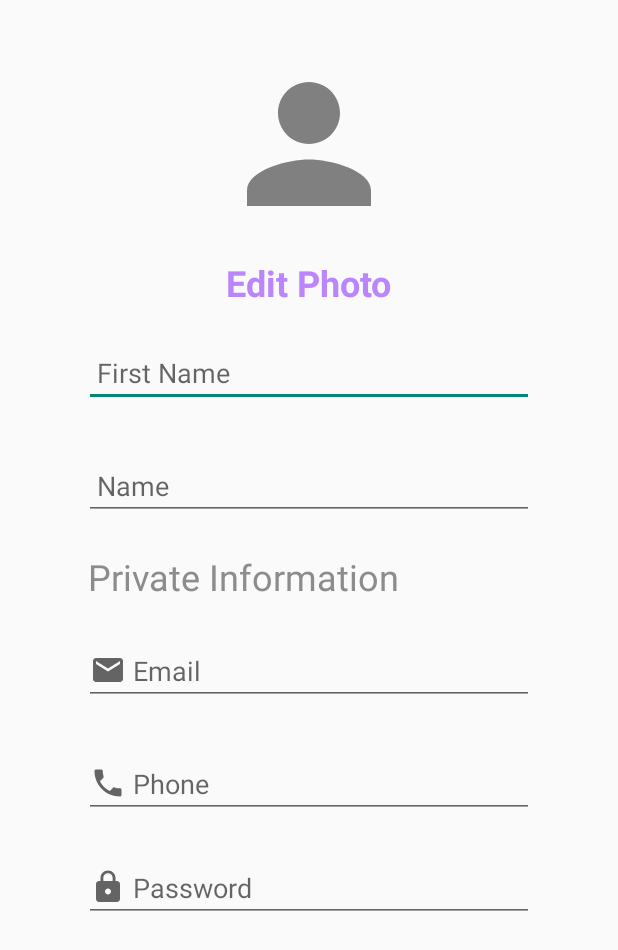
After one commit to MilanaAnarbekova/Android1Lesson1.0, an Android app: the SecondActivity screen opened directly, with no data from a screen before it, on a phone screen of 412 x 824 dp. The commit adds this screen. Shown: the top 950 px of the screen. Run offline under Robolectric (Android 15) with nearby library versions, the phone set to English and light mode, and no system bars; pictures from the network do not load.

Commit message:
Home work#2

```diff
--- a/app/src/main/java/com/example/android1lesson10/MainActivity.java
+++ b/app/src/main/java/com/example/android1lesson10/MainActivity.java
@@ -4,6 +4,7 @@ import androidx.annotation.RequiresApi;
 import androidx.appcompat.app.AppCompatActivity;
 import androidx.core.content.ContextCompat;
 
+import android.content.Intent;
 import android.os.Build;
 import android.os.Bundle;
 import android.text.Editable;
@@ -20,7 +21,7 @@ import com.squareup.picasso.Picasso;
 
 public class MainActivity extends AppCompatActivity {
     private ImageView imageView;
-    private TextInputEditText userName,password;
+    private TextInputEditText userName, password;
     private Button button;
 
 
@@ -30,13 +31,17 @@ public class MainActivity extends AppCompatActivity {
         setContentView(R.layout.activity_main);
 
         imageView = findViewById(R.id.image);
-        button= findViewById(R.id.button);
-        userName= findViewById(R.id.loginET);
-        password =  findViewById(R.id.passwordET);
+        button = findViewById(R.id.button);
+        userName = findViewById(R.id.loginET);
+        password = findViewById(R.id.passwordET);
+
+        goToSecondScreen();
 
         String url = "https://i.pinimg.com/474x/23/ab/a6/23aba60b66ef08174bb7455c4a8a2d2f.jpg";
 
         Glide.with(this).load(url).into(imageView);
+
+
 
         userName.addTextChangedListener(new TextWatcher() {
             @Override
@@ -53,13 +58,30 @@ public class MainActivity extends AppCompatActivity {
             @Override
             public void afterTextChanged(Editable s) {
                 if (userName.getText().toString().length() > 0) {
-                    button.setBackground(ContextCompat.getDrawable(MainActivity.this,R.drawable.color_black));
+                    button.setBackground(ContextCompat.getDrawable(MainActivity.this, R.drawable.color_black));
 
                 } else {
-                    button.setBackground(ContextCompat.getDrawable(MainActivity.this,R.drawable.color_grey));
+                    button.setBackground(ContextCompat.getDrawable(MainActivity.this, R.drawable.color_grey));
                 }
             }
         });
     }
 
+    private void goToSecondScreen() {
+        button.setOnClickListener(v -> {
+            if (password.getText().toString().length() >=6 && userName.getText().toString().length() > 0) {
+
+                button.setOnClickListener(View -> {
+                    Intent intent = new Intent(MainActivity.this, SecondActivity.class);
+                    startActivity(intent);
+                });
+
+            } else {
+                password.setError(getString(R.string.error_password));
+                userName.setError(getString(R.string.error_user_name));
+            }
+        });
+    }
+
+
 }
--- /dev/null
+++ b/app/src/main/java/com/example/android1lesson10/SecondActivity.java
@@ -0,0 +1,70 @@
+package com.example.android1lesson10;
+
+import androidx.annotation.Nullable;
+import androidx.appcompat.app.AppCompatActivity;
+
+import android.Manifest;
+import android.content.Intent;
+import android.content.pm.PackageManager;
+import android.graphics.Bitmap;
+import android.os.Build;
+import android.os.Bundle;
+import android.provider.MediaStore;
+import android.util.Log;
+import android.view.View;
+import android.widget.ImageView;
+import android.widget.TextView;
+
+import com.bumptech.glide.Glide;
+
+public class SecondActivity extends AppCompatActivity {
+
+    private static final int CAMERA = 111;
+    private static final int GALLERY = 222;
+    private ImageView imageViewSecond;
+    private TextView textView;
+
+    @Override
+    protected void onCreate(Bundle savedInstanceState) {
+        super.onCreate(savedInstanceState);
+        setContentView(R.layout.activity_second);
+        imageViewSecond = findViewById(R.id.imageOfSecond);
+        textView = findViewById(R.id.Click_Photo);
+        listenerEditText();
+        listenerPhoto();
+    }
+
+    private void listenerPhoto() {
+    imageViewSecond.setOnClickListener(v -> {
+
+            Intent intent = new Intent(MediaStore.ACTION_IMAGE_CAPTURE);
+            startActivityForResult(intent, CAMERA);
+    });
+    }
+
+    private void listenerEditText() {
+        textView.setOnClickListener(v -> {
+            Intent intent = new Intent();
+            intent.setType("image/*");
+            intent.setAction(Intent.ACTION_PICK);
+            startActivityForResult(intent, GALLERY);
+
+
+        });
+
+        }
+
+    @Override
+    protected void onActivityResult(int requestCode, int resultCode, @Nullable Intent data) {
+        super.onActivityResult(requestCode, resultCode, data);
+        if (requestCode == GALLERY && resultCode == RESULT_OK && data != null) {
+            Glide.with(this).load(data.getData().toString()).circleCrop().into(imageViewSecond);
+        }
+        if (requestCode == CAMERA && resultCode == RESULT_OK && data != null) {
+            Bundle extras = data.getExtras();
+            Bitmap imageBitmap = (Bitmap) extras.get("data");
+            Glide.with(this).load(imageBitmap).circleCrop().into(imageViewSecond);
+
+        }
+    }
+}
--- /dev/null
+++ b/app/src/main/res/drawable/ic_baseline_email_24.xml
@@ -0,0 +1,10 @@
+<vector xmlns:android="http://schemas.android.com/apk/res/android"
+    android:width="24dp"
+    android:height="24dp"
+    android:viewportWidth="24"
+    android:viewportHeight="24"
+    android:tint="?attr/colorControlNormal">
+  <path
+      android:fillColor="@android:color/white"
+      android:pathData="M20,4L4,4c-1.1,0 -1.99,0.9 -1.99,2L2,18c0,1.1 0.9,2 2,2h16c1.1,0 2,-0.9 2,-2L22,6c0,-1.1 -0.9,-2 -2,-2zM20,8l-8,5 -8,-5L4,6l8,5 8,-5v2z"/>
+</vector>
--- /dev/null
+++ b/app/src/main/res/drawable/ic_baseline_lock_24.xml
@@ -0,0 +1,10 @@
+<vector xmlns:android="http://schemas.android.com/apk/res/android"
+    android:width="24dp"
+    android:height="24dp"
+    android:viewportWidth="24"
+    android:viewportHeight="24"
+    android:tint="?attr/colorControlNormal">
+  <path
+      android:fillColor="@android:color/white"
+      android:pathData="M18,8h-1L17,6c0,-2.76 -2.24,-5 -5,-5S7,3.24 7,6v2L6,8c-1.1,0 -2,0.9 -2,2v10c0,1.1 0.9,2 2,2h12c1.1,0 2,-0.9 2,-2L20,10c0,-1.1 -0.9,-2 -2,-2zM12,17c-1.1,0 -2,-0.9 -2,-2s0.9,-2 2,-2 2,0.9 2,2 -0.9,2 -2,2zM15.1,8L8.9,8L8.9,6c0,-1.71 1.39,-3.1 3.1,-3.1 1.71,0 3.1,1.39 3.1,3.1v2z"/>
+</vector>
--- /dev/null
+++ b/app/src/main/res/drawable/ic_baseline_phone_24.xml
@@ -0,0 +1,10 @@
+<vector xmlns:android="http://schemas.android.com/apk/res/android"
+    android:width="24dp"
+    android:height="24dp"
+    android:viewportWidth="24"
+    android:viewportHeight="24"
+    android:tint="?attr/colorControlNormal">
+  <path
+      android:fillColor="@android:color/white"
+      android:pathData="M6.62,10.79c1.44,2.83 3.76,5.14 6.59,6.59l2.2,-2.2c0.27,-0.27 0.67,-0.36 1.02,-0.24 1.12,0.37 2.33,0.57 3.57,0.57 0.55,0 1,0.45 1,1V20c0,0.55 -0.45,1 -1,1 -9.39,0 -17,-7.61 -17,-17 0,-0.55 0.45,-1 1,-1h3.5c0.55,0 1,0.45 1,1 0,1.25 0.2,2.45 0.57,3.57 0.11,0.35 0.03,0.74 -0.25,1.02l-2.2,2.2z"/>
+</vector>
--- /dev/null
+++ b/app/src/main/res/drawable/ic_person.xml
@@ -0,0 +1,5 @@
+<vector android:height="24dp" android:tint="#808080"
+    android:viewportHeight="24" android:viewportWidth="24"
+    android:width="24dp" xmlns:android="http://schemas.android.com/apk/res/android">
+    <path android:fillColor="@android:color/white" android:pathData="M12,12c2.21,0 4,-1.79 4,-4s-1.79,-4 -4,-4 -4,1.79 -4,4 1.79,4 4,4zM12,14c-2.67,0 -8,1.34 -8,4v2h16v-2c0,-2.66 -5.33,-4 -8,-4z"/>
+</vector>
--- a/app/src/main/res/layout/activity_main.xml
+++ b/app/src/main/res/layout/activity_main.xml
@@ -63,7 +63,8 @@
         android:layout_height="wrap_content"
         android:contextClickable="true"
         app:layout_constraintTop_toBottomOf="@+id/login"
-        app:passwordToggleEnabled="true">
+        app:passwordToggleEnabled="true"
+        app:boxStrokeColor="@color/black">
 
         <com.google.android.material.textfield.TextInputEditText
             android:layout_width="match_parent"
@@ -94,8 +95,9 @@
     app:layout_constraintTop_toBottomOf="@+id/forget"
     android:layout_marginTop="20dp"
     android:textColor="@color/grey"
+    android:onClick="onGOClick"
     android:text="GO"
-    android:enabled="false"/>
+    />
 
     <TextView
         android:layout_width="match_parent"
--- /dev/null
+++ b/app/src/main/res/layout/activity_second.xml
@@ -0,0 +1,109 @@
+<?xml version="1.0" encoding="utf-8"?>
+<androidx.constraintlayout.widget.ConstraintLayout xmlns:android="http://schemas.android.com/apk/res/android"
+    xmlns:app="http://schemas.android.com/apk/res-auto"
+    xmlns:tools="http://schemas.android.com/tools"
+    android:layout_width="match_parent"
+    android:layout_height="match_parent"
+    tools:context=".SecondActivity">
+
+    <ImageView
+        android:src="@drawable/ic_person"
+        android:id="@+id/imageOfSecond"
+        android:layout_width="124dp"
+        android:layout_height="124dp"
+        app:layout_constraintTop_toTopOf="parent"
+        app:layout_constraintStart_toStartOf="parent"
+        app:layout_constraintEnd_toEndOf="parent"
+        android:layout_marginTop="34dp"/>
+
+    <TextView
+        android:id="@+id/Click_Photo"
+        android:layout_width="wrap_content"
+        android:layout_height="wrap_content"
+        app:layout_constraintTop_toBottomOf="@id/imageOfSecond"
+        android:layout_marginTop="14dp"
+        android:text="Edit Photo"
+        android:textSize="24sp"
+        android:textStyle="bold"
+        app:layout_constraintStart_toStartOf="parent"
+        app:layout_constraintEnd_toEndOf="parent"
+        android:textColor="@color/purple_200"/>
+
+
+    <EditText
+        android:id="@+id/ET_first"
+        android:layout_width="300dp"
+        android:layout_height="wrap_content"
+        android:hint=" First Name"
+        app:layout_constraintTop_toBottomOf="@id/Click_Photo"
+        android:layout_marginTop="21dp"
+        app:layout_constraintStart_toStartOf="parent"
+        app:layout_constraintEnd_toEndOf="parent"/>
+
+
+    <EditText
+        android:id="@+id/ET_second"
+        android:layout_width="300dp"
+        android:layout_height="wrap_content"
+        app:layout_constraintTop_toBottomOf="@id/ET_first"
+        android:layout_marginTop="30dp"
+        android:hint=" Name"
+        app:layout_constraintStart_toStartOf="parent"
+        app:layout_constraintEnd_toEndOf="parent"/>
+
+    <TextView
+        android:id="@+id/Private"
+        android:layout_width="wrap_content"
+        android:layout_height="wrap_content"
+        app:layout_constraintTop_toBottomOf="@id/ET_second"
+        app:layout_constraintStart_toStartOf="parent"
+        app:layout_constraintEnd_toEndOf="parent"
+        android:layout_marginEnd="100dp"
+        android:layout_marginStart="12dp"
+        android:layout_marginTop="21dp"
+        android:text="Private Information"
+        android:textColor="@color/grey"
+        android:textSize="24dp"/>
+    <EditText
+        android:id="@+id/login"
+        android:layout_width="300dp"
+        android:layout_height="wrap_content"
+        app:layout_constraintTop_toBottomOf="@id/Private"
+        android:layout_marginTop="24dp"
+        android:hint=" Email"
+
+        android:drawableStart="@drawable/ic_baseline_email_24"
+        app:layout_constraintStart_toStartOf="parent"
+        app:layout_constraintEnd_toEndOf="parent"/>
+
+    <EditText
+        android:id="@+id/phone"
+        android:layout_width="300dp"
+        android:layout_height="wrap_content"
+        app:layout_constraintTop_toBottomOf="@id/login"
+        android:layout_marginTop="30dp"
+        android:drawableStart="@drawable/ic_baseline_phone_24"
+        app:layout_constraintStart_toStartOf="parent"
+        android:inputType="number"
+        android:hint=" Phone"
+
+        app:layout_constraintEnd_toEndOf="parent"/>
+
+    <EditText
+        android:id="@+id/password"
+        android:layout_width="300dp"
+        android:layout_height="wrap_content"
+        app:layout_constraintTop_toBottomOf="@id/phone"
+
+        app:layout_constraintStart_toStartOf="parent"
+        app:layout_constraintEnd_toEndOf="parent"
+        android:drawableStart="@drawable/ic_baseline_lock_24"
+        android:inputType="textPassword"
+        android:hint=" Password"
+        android:layout_marginTop="24dp"
+        android:layout_marginBottom="145dp"
+        />
+
+
+
+</androidx.constraintlayout.widget.ConstraintLayout>
--- a/app/src/main/res/values/strings.xml
+++ b/app/src/main/res/values/strings.xml
@@ -2,4 +2,6 @@
     <string name="app_name">Android1Lesson1.0</string>
     <string name="hello_there_welcome_back">HELLO THERE, \nWELCOME BACK</string>
     <string name="sign_in_to_continue">sign in to continue</string>
+    <string name="error_password">Input password again!</string>
+    <string name="error_user_name">Input User Name again!</string>
 </resources>
```
Also changed, not shown: app/src/main/AndroidManifest.xml (+5 -2 lines).
